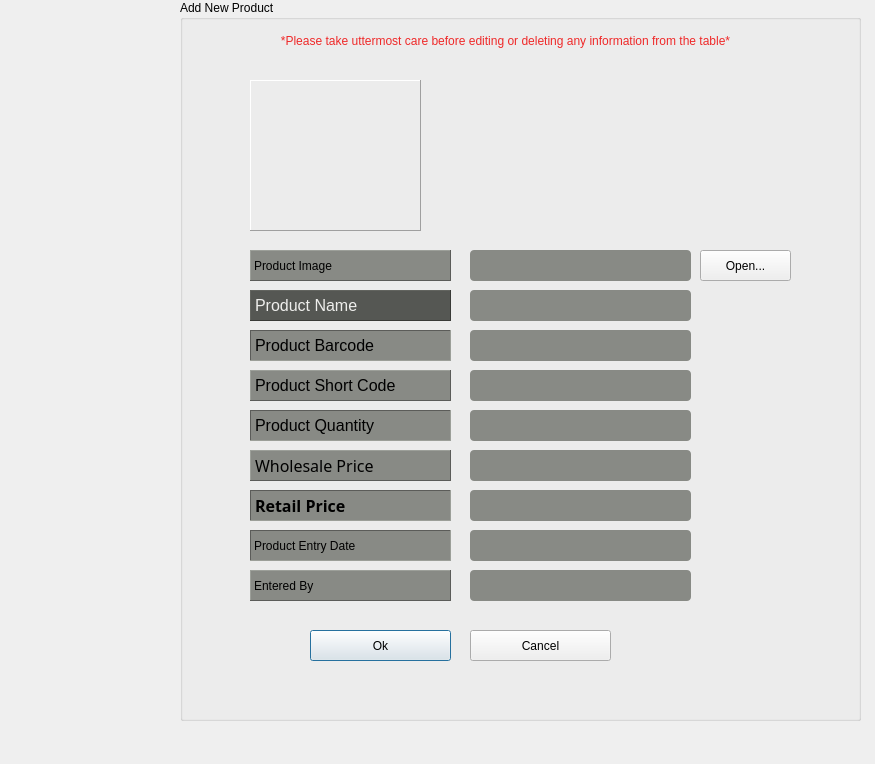
The window that addnewproduct.ui (vinnadipo09/bullet) describes before a commit, drawn with Qt 5.
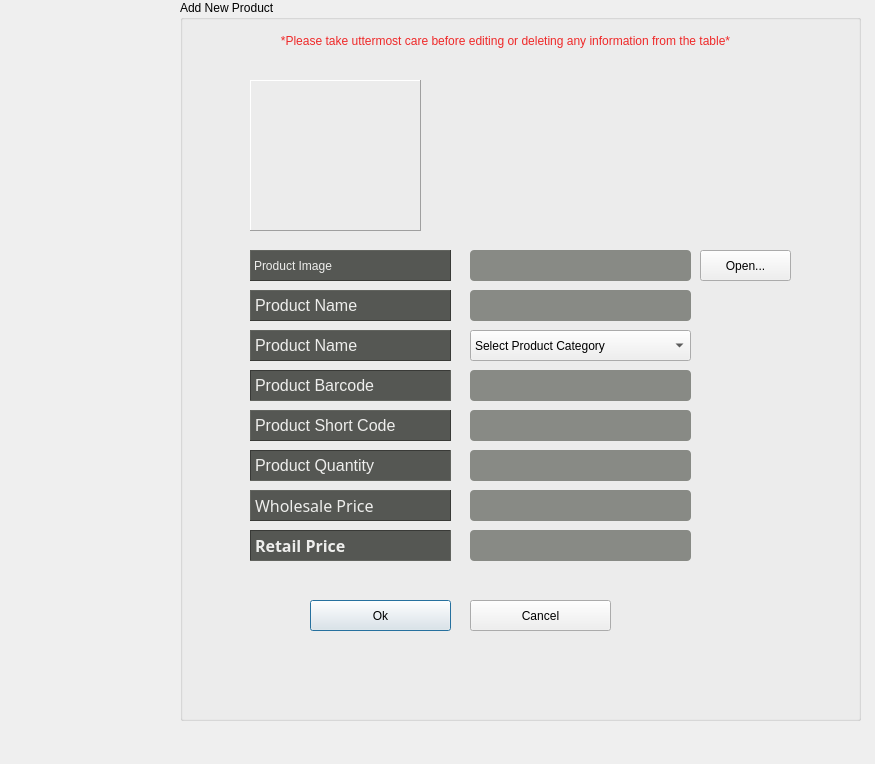
The same window after the commit. Icons and pictures are not drawn.

```diff
--- a/addnewproduct.ui
+++ b/addnewproduct.ui
@@ -57,7 +57,7 @@
     <property name="geometry">
      <rect>
       <x>70</x>
-      <y>330</y>
+      <y>370</y>
       <width>201</width>
       <height>31</height>
      </rect>
@@ -68,7 +68,8 @@
      </font>
     </property>
     <property name="styleSheet">
-     <string notr="true">background-color: rgb(136, 138, 133);</string>
+     <string notr="true">background-color: rgb(85, 87, 83);
+color: rgb(238, 238, 236);</string>
     </property>
     <property name="frameShape">
      <enum>QFrame::Panel</enum>
@@ -84,7 +85,7 @@
     <property name="geometry">
      <rect>
       <x>70</x>
-      <y>370</y>
+      <y>410</y>
       <width>201</width>
       <height>31</height>
      </rect>
@@ -95,7 +96,8 @@
      </font>
     </property>
     <property name="styleSheet">
-     <string notr="true">background-color: rgb(136, 138, 133);</string>
+     <string notr="true">background-color: rgb(85, 87, 83);
+color: rgb(238, 238, 236);</string>
     </property>
     <property name="frameShape">
      <enum>QFrame::Panel</enum>
@@ -117,7 +119,8 @@
      </rect>
     </property>
     <property name="styleSheet">
-     <string notr="true">background-color: rgb(136, 138, 133);</string>
+     <string notr="true">background-color: rgb(85, 87, 83);
+color: rgb(238, 238, 236);</string>
     </property>
     <property name="frameShape">
      <enum>QFrame::Panel</enum>
@@ -133,7 +136,7 @@
     <property name="geometry">
      <rect>
       <x>70</x>
-      <y>450</y>
+      <y>490</y>
       <width>201</width>
       <height>31</height>
      </rect>
@@ -145,7 +148,8 @@
      </font>
     </property>
     <property name="styleSheet">
-     <string notr="true">background-color: rgb(136, 138, 133);</string>
+     <string notr="true">background-color: rgb(85, 87, 83);
+color: rgb(238, 238, 236);</string>
     </property>
     <property name="frameShape">
      <enum>QFrame::Panel</enum>
@@ -161,7 +165,7 @@
     <property name="geometry">
      <rect>
       <x>70</x>
-      <y>410</y>
+      <y>450</y>
       <width>201</width>
       <height>31</height>
      </rect>
@@ -172,7 +176,8 @@
      </font>
     </property>
     <property name="styleSheet">
-     <string notr="true">background-color: rgb(136, 138, 133);</string>
+     <string notr="true">background-color: rgb(85, 87, 83);
+color: rgb(238, 238, 236);</string>
     </property>
     <property name="frameShape">
      <enum>QFrame::Panel</enum>
@@ -184,33 +189,11 @@
      <string>Product Quantity</string>
     </property>
    </widget>
-   <widget class="QLabel" name="lbl_admin">
-    <property name="geometry">
-     <rect>
-      <x>70</x>
-      <y>570</y>
-      <width>201</width>
-      <height>31</height>
-     </rect>
-    </property>
-    <property name="styleSheet">
-     <string notr="true">background-color: rgb(136, 138, 133);</string>
-    </property>
-    <property name="frameShape">
-     <enum>QFrame::Panel</enum>
-    </property>
-    <property name="frameShadow">
-     <enum>QFrame::Raised</enum>
-    </property>
-    <property name="text">
-     <string>Entered By</string>
-    </property>
-   </widget>
    <widget class="QPushButton" name="btn_edit_view">
     <property name="geometry">
      <rect>
       <x>130</x>
-      <y>630</y>
+      <y>600</y>
       <width>141</width>
       <height>31</height>
      </rect>
@@ -233,7 +216,7 @@
     <property name="geometry">
      <rect>
       <x>290</x>
-      <y>630</y>
+      <y>600</y>
       <width>141</width>
       <height>31</height>
      </rect>
@@ -252,28 +235,6 @@
      </size>
     </property>
    </widget>
-   <widget class="QLabel" name="lbl_time">
-    <property name="geometry">
-     <rect>
-      <x>70</x>
-      <y>530</y>
-      <width>201</width>
-      <height>31</height>
-     </rect>
-    </property>
-    <property name="styleSheet">
-     <string notr="true">background-color: rgb(136, 138, 133);</string>
-    </property>
-    <property name="frameShape">
-     <enum>QFrame::Panel</enum>
-    </property>
-    <property name="frameShadow">
-     <enum>QFrame::Sunken</enum>
-    </property>
-    <property name="text">
-     <string>Product Entry Date</string>
-    </property>
-   </widget>
    <widget class="QLabel" name="lbl_avatar">
     <property name="geometry">
      <rect>
@@ -321,7 +282,7 @@
     <property name="geometry">
      <rect>
       <x>70</x>
-      <y>490</y>
+      <y>530</y>
       <width>201</width>
       <height>31</height>
      </rect>
@@ -335,7 +296,8 @@
      </font>
     </property>
     <property name="styleSheet">
-     <string notr="true">background-color: rgb(136, 138, 133);</string>
+     <string notr="true">background-color: rgb(85, 87, 83);
+color: rgb(238, 238, 236);</string>
     </property>
     <property name="frameShape">
      <enum>QFrame::Panel</enum>
@@ -375,21 +337,7 @@
 background-color: rgb(136, 138, 133);</string>
     </property>
    </widget>
-   <widget class="QLineEdit" name="lineEdit_3">
-    <property name="geometry">
-     <rect>
-      <x>290</x>
-      <y>330</y>
-      <width>221</width>
-      <height>31</height>
-     </rect>
-    </property>
-    <property name="styleSheet">
-     <string notr="true">border-radius: 4px;
-background-color: rgb(136, 138, 133);</string>
-    </property>
-   </widget>
-   <widget class="QLineEdit" name="lineEdit_4">
+   <widget class="QLineEdit" name="leProductUniqueId">
     <property name="geometry">
      <rect>
       <x>290</x>
@@ -459,20 +407,6 @@
 background-color: rgb(136, 138, 133);</string>
     </property>
    </widget>
-   <widget class="QLineEdit" name="lineEdit_9">
-    <property name="geometry">
-     <rect>
-      <x>290</x>
-      <y>570</y>
-      <width>221</width>
-      <height>31</height>
-     </rect>
-    </property>
-    <property name="styleSheet">
-     <string notr="true">border-radius: 4px;
-background-color: rgb(136, 138, 133);</string>
-    </property>
-   </widget>
    <widget class="QPushButton" name="pushButton">
     <property name="geometry">
      <rect>
@@ -496,6 +430,49 @@
      </size>
     </property>
    </widget>
+   <widget class="QLabel" name="lbl_first_name_2">
+    <property name="geometry">
+     <rect>
+      <x>70</x>
+      <y>330</y>
+      <width>201</width>
+      <height>31</height>
+     </rect>
+    </property>
+    <property name="font">
+     <font>
+      <pointsize>12</pointsize>
+     </font>
+    </property>
+    <property name="styleSheet">
+     <string notr="true">background-color: rgb(85, 87, 83);
+color: rgb(238, 238, 236);</string>
+    </property>
+    <property name="frameShape">
+     <enum>QFrame::Panel</enum>
+    </property>
+    <property name="frameShadow">
+     <enum>QFrame::Raised</enum>
+    </property>
+    <property name="text">
+     <string>Product Name</string>
+    </property>
+   </widget>
+   <widget class="QComboBox" name="cbProductCategory">
+    <property name="geometry">
+     <rect>
+      <x>290</x>
+      <y>330</y>
+      <width>221</width>
+      <height>31</height>
+     </rect>
+    </property>
+    <item>
+     <property name="text">
+      <string>Select Product Category</string>
+     </property>
+    </item>
+   </widget>
   </widget>
   <widget class="QLabel" name="label_2">
    <property name="geometry">
```
Left out of the diff: 12 changed lines with no effect on the pictures.
